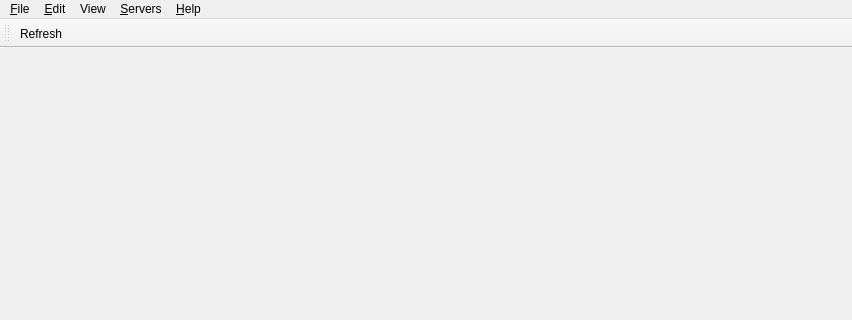
Above: Viewer/src/MainWindow.ui from ecmwf/ecflow before the change; both pictures show x 0 to 852 and y 0 to 320 of the 852 by 675 pixel window. Below: the same form after it.
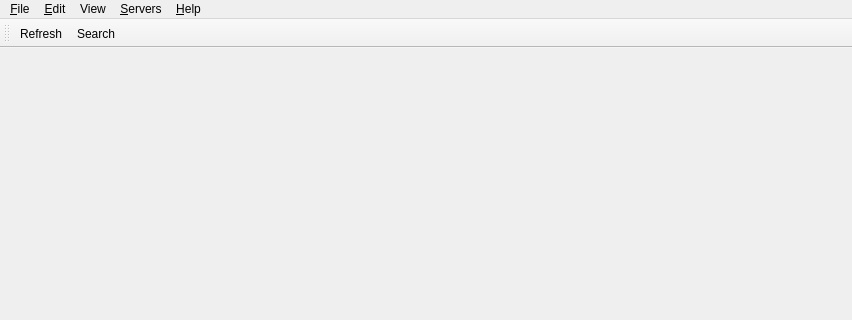
That is the form after the change. Icons and pictures are not drawn.

Commit message: ecFlowUI: implement search dialogue for nodes and attributes ECFLOW-423

The edit to the form file:
```diff
--- a/Viewer/src/MainWindow.ui
+++ b/Viewer/src/MainWindow.ui
@@ -122,6 +122,7 @@
     <bool>false</bool>
    </attribute>
    <addaction name="actionRefresh"/>
+   <addaction name="actionSearch"/>
   </widget>
   <action name="actionClose">
    <property name="icon">
@@ -284,6 +285,15 @@
     <string>Manage sessions ...</string>
    </property>
   </action>
+  <action name="actionSearch">
+   <property name="icon">
+    <iconset resource="viewer.qrc">
+     <normaloff>:/viewer/search_decor.svg</normaloff>:/viewer/search_decor.svg</iconset>
+   </property>
+   <property name="text">
+    <string>Search</string>
+   </property>
+  </action>
  </widget>
  <resources>
   <include location="viewer.qrc"/>
```
The commit also changes 5 other files.
